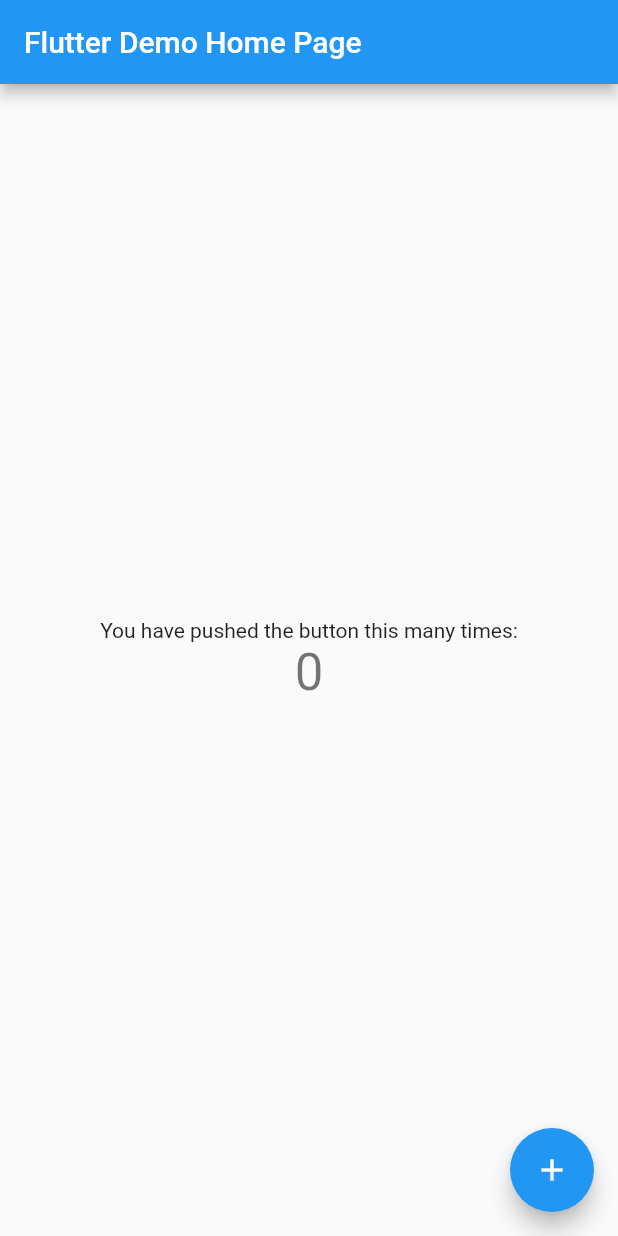
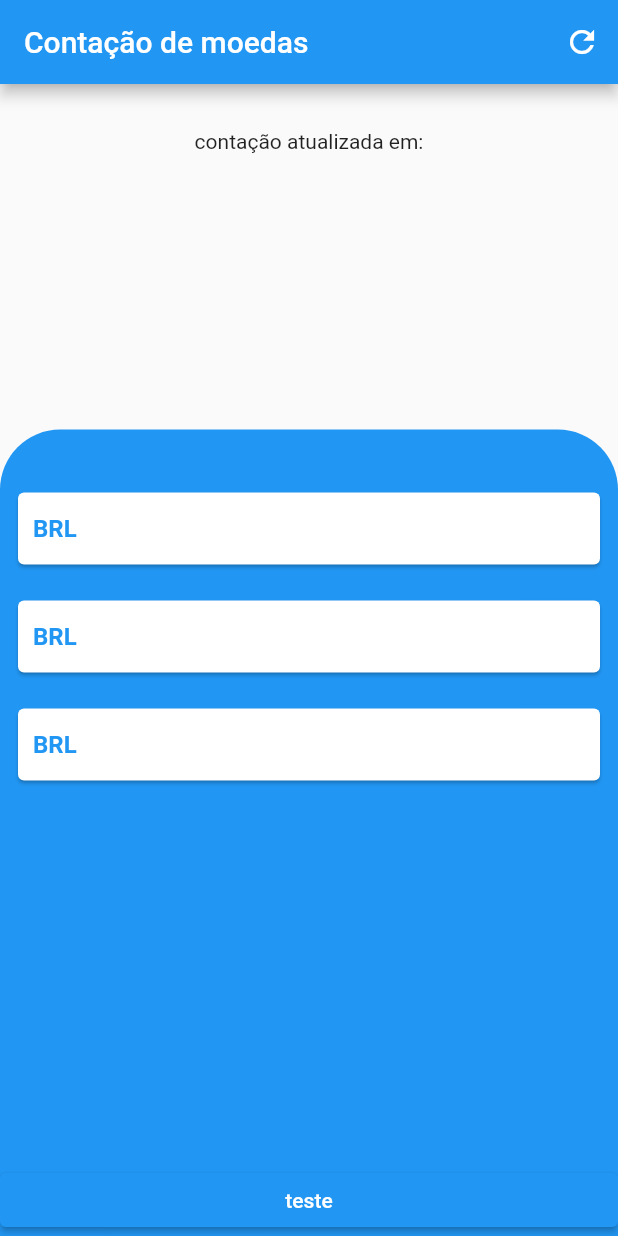
Before and after one commit to OuroborosD/dollar_real_time, a Flutter app: the screen it shows after launch, on a phone screen of 412 x 824 dp. Run offline on Flutter 3.47's test engine with Material 2 defaults, Android fonts, the phone set to English and light mode, and no system bars.

Commit message:
layout feito

```diff
--- /dev/null
+++ b/lib/App/Controller/request.dart
@@ -0,0 +1,13 @@
+import 'package:http/http.dart' as http;
+import 'dart:convert';
+
+
+
+Uri request = Uri.parse("https://api.hgbrasil.com/finance?key=3c137a9a");// tem que converter para Uri a String
+
+Future<Map> getfinance() async{
+    http.Response respose = await http.get(request);
+    Map<String,dynamic> body = json.decode(respose.body);
+    print(body['results']['currencies']["USD"]);
+    return body;
+  }
--- /dev/null
+++ b/lib/App/Views/homepage.dart
@@ -0,0 +1,71 @@
+import 'package:dollar_real_time/App/widgets/card_moeda.dart';
+import 'package:flutter/material.dart';
+
+import '../Controller/request.dart';
+
+class HomePage extends StatefulWidget {
+  const HomePage({super.key});
+
+  @override
+  State<HomePage> createState() => _HomeState();
+}
+
+class _HomeState extends State<HomePage> {
+  @override
+  Widget build(BuildContext context) {
+    return SafeArea(
+      child: Scaffold(
+        appBar: AppBar(
+          title: Text('Contação de moedas'),
+          actions: [IconButton(onPressed: () {}, icon: Icon(Icons.refresh))],
+        ),
+        body: Column(
+          mainAxisAlignment: MainAxisAlignment.spaceBetween,
+          crossAxisAlignment: CrossAxisAlignment.center,
+          children: [
+            Flexible(
+              flex: 3,
+              child: Container(
+                padding: EdgeInsets.symmetric(horizontal: 10, vertical: 30),
+                child: Column(children: [
+                  Text('contação atualizada em:'),
+                ]),
+              ),
+            ),
+            Flexible(
+              flex: 7,
+              child: Container(
+                padding: EdgeInsets.only(top: 30.00),
+                decoration: BoxDecoration(
+                  color: Colors.blue,
+                  borderRadius: BorderRadius.only(topRight: Radius.circular(40), topLeft: Radius.circular(40))
+                  ),
+                child: Column(
+                  mainAxisSize: MainAxisSize.max,
+                  mainAxisAlignment: MainAxisAlignment.spaceBetween,
+                  children: [
+                    Flexible(
+                      child:ListView(// ====== aqui
+                        shrinkWrap: true,
+                        children: [
+
+                          Card_Moeda(),
+                          Card_Moeda(),
+                          Card_Moeda(),
+                        ],
+                      ),
+                    ),
+                    Container(
+                        width: double.infinity,
+                        child: ElevatedButton(
+                            onPressed: () {}, child: Text('teste')))
+                  ],
+                ),
+              ),
+            ),
+          ],
+        ),
+      ),
+    );
+  }
+}
--- /dev/null
+++ b/lib/App/widgets/card_moeda.dart
@@ -0,0 +1,44 @@
+import 'package:flutter/material.dart';
+
+class Card_Moeda extends StatefulWidget {
+  const Card_Moeda({super.key});
+
+  @override
+  State<Card_Moeda> createState() => _Card_MoedaState();
+}
+
+class _Card_MoedaState extends State<Card_Moeda> {
+  @override
+  Widget build(BuildContext context) {
+    return Container(
+      padding: EdgeInsets.all(8),
+      child: Card(
+        child: Column(
+          children: [
+            Row(
+              children: [
+                Expanded(
+                  flex: 2,
+                  child: Padding(
+                    padding: const EdgeInsets.only(left: 10),
+                    child: Text('BRL',style: TextStyle(fontSize: 16, fontWeight: FontWeight.bold, color: Colors.blue),),
+                  )),
+                Expanded(
+                  // expanded
+                  flex: 8,
+                  child: TextField(
+                    decoration: InputDecoration(
+                     border: InputBorder.none
+                    ) ,
+                    keyboardType:
+                        TextInputType.numberWithOptions(decimal: true),
+                  ), // texto
+                )
+              ],
+            )
+          ],
+        ),
+      ),
+    );
+  }
+}
--- a/lib/main.dart
+++ b/lib/main.dart
@@ -1,115 +1,16 @@
 import 'package:flutter/material.dart';
+import './App/Views/homepage.dart';
 
-void main() {
-  runApp(const MyApp());
-}
+void main() => runApp(Home());
 
-class MyApp extends StatelessWidget {
-  const MyApp({super.key});
 
-  // This widget is the root of your application.
+class Home extends StatelessWidget {
+  const Home({super.key});
+
   @override
   Widget build(BuildContext context) {
     return MaterialApp(
-      title: 'Flutter Demo',
-      theme: ThemeData(
-        // This is the theme of your application.
-        //
-        // Try running your application with "flutter run". You'll see the
-        // application has a blue toolbar. Then, without quitting the app, try
-        // changing the primarySwatch below to Colors.green and then invoke
-        // "hot reload" (press "r" in the console where you ran "flutter run",
-        // or simply save your changes to "hot reload" in a Flutter IDE).
-        // Notice that the counter didn't reset back to zero; the application
-        // is not restarted.
-        primarySwatch: Colors.blue,
-      ),
-      home: const MyHomePage(title: 'Flutter Demo Home Page'),
+      home:HomePage(),
     );
   }
 }
-
-class MyHomePage extends StatefulWidget {
-  const MyHomePage({super.key, required this.title});
-
-  // This widget is the home page of your application. It is stateful, meaning
-  // that it has a State object (defined below) that contains fields that affect
-  // how it looks.
-
-  // This class is the configuration for the state. It holds the values (in this
-  // case the title) provided by the parent (in this case the App widget) and
-  // used by the build method of the State. Fields in a Widget subclass are
-  // always marked "final".
-
-  final String title;
-
-  @override
-  State<MyHomePage> createState() => _MyHomePageState();
-}
-
-class _MyHomePageState extends State<MyHomePage> {
-  int _counter = 0;
-
-  void _incrementCounter() {
-    setState(() {
-      // This call to setState tells the Flutter framework that something has
-      // changed in this State, which causes it to rerun the build method below
-      // so that the display can reflect the updated values. If we changed
-      // _counter without calling setState(), then the build method would not be
-      // called again, and so nothing would appear to happen.
-      _counter++;
-    });
-  }
-
-  @override
-  Widget build(BuildContext context) {
-    // This method is rerun every time setState is called, for instance as done
-    // by the _incrementCounter method above.
-    //
-    // The Flutter framework has been optimized to make rerunning build methods
-    // fast, so that you can just rebuild anything that needs updating rather
-    // than having to individually change instances of widgets.
-    return Scaffold(
-      appBar: AppBar(
-        // Here we take the value from the MyHomePage object that was created by
-        // the App.build method, and use it to set our appbar title.
-        title: Text(widget.title),
-      ),
-      body: Center(
-        // Center is a layout widget. It takes a single child and positions it
-        // in the middle of the parent.
-        child: Column(
-          // Column is also a layout widget. It takes a list of children and
-          // arranges them vertically. By default, it sizes itself to fit its
-          // children horizontally, and tries to be as tall as its parent.
-          //
-          // Invoke "debug painting" (press "p" in the console, choose the
-          // "Toggle Debug Paint" action from the Flutter Inspector in Android
-          // Studio, or the "Toggle Debug Paint" command in Visual Studio Code)
-          // to see the wireframe for each widget.
-          //
-          // Column has various properties to control how it sizes itself and
-          // how it positions its children. Here we use mainAxisAlignment to
-          // center the children vertically; the main axis here is the vertical
-          // axis because Columns are vertical (the cross axis would be
-          // horizontal).
-          mainAxisAlignment: MainAxisAlignment.center,
-          children: <Widget>[
-            const Text(
-              'You have pushed the button this many times:',
-            ),
-            Text(
-              '$_counter',
-              style: Theme.of(context).textTheme.headline4,
-            ),
-          ],
-        ),
-      ),
-      floatingActionButton: FloatingActionButton(
-        onPressed: _incrementCounter,
-        tooltip: 'Increment',
-        child: const Icon(Icons.add),
-      ), // This trailing comma makes auto-formatting nicer for build methods.
-    );
-  }
-}
--- a/pubspec.yaml
+++ b/pubspec.yaml
@@ -34,6 +34,7 @@
   # The following adds the Cupertino Icons font to your application.
   # Use with the CupertinoIcons class for iOS style icons.
   cupertino_icons: ^1.0.2
+  http: ^0.13.4
 
 dev_dependencies:
   flutter_test:
```
Also changed, not shown: lib/App/Controller/db.dart (added), pubspec.lock.
